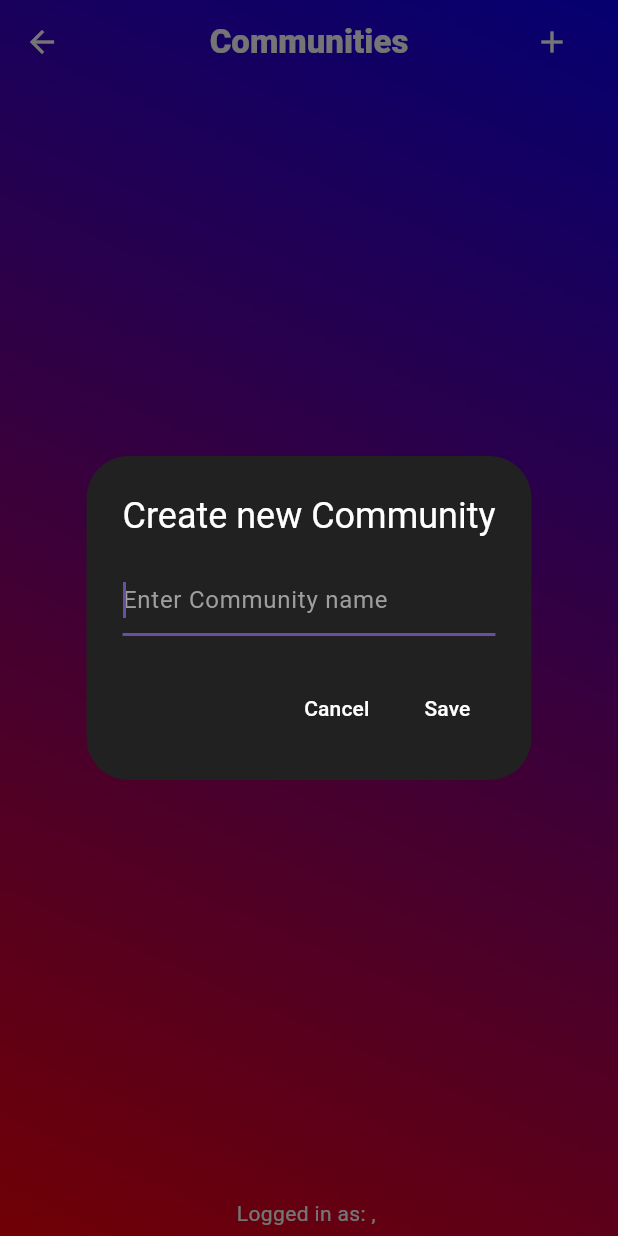
After one commit to Bonzzz3/darth_runner, a Flutter app: the CommunityHome screen opened directly, after a tap on the "add" icon, on a phone screen of 412 x 824 dp. The commit adds this screen. Run offline on Flutter 3.47's test engine with Material 3 defaults, Android fonts, the phone set to English and light mode, and no system bars; our stand-ins replace cloud_firestore, firebase_auth, firebase_core, flutter_phoenix, google_nav_bar, google_sign_in and 5 more; missing offline and left inert: flutter_3d_choice_chip, pretty_gauge; accounts and stored records are empty.

Commit message:
Created Community pages

```diff
--- /dev/null
+++ b/lib/social/community_home.dart
@@ -0,0 +1,161 @@
+import 'package:cloud_firestore/cloud_firestore.dart';
+import 'package:darth_runner/helper/helper_methods.dart';
+import 'package:darth_runner/widgets/community_card.dart';
+import 'package:firebase_auth/firebase_auth.dart';
+import 'package:flutter/material.dart';
+
+class CommunityHome extends StatefulWidget {
+  const CommunityHome({super.key});
+
+  @override
+  State<CommunityHome> createState() => _CommunityHomeState();
+}
+
+class _CommunityHomeState extends State<CommunityHome> {
+  final currentUser = FirebaseAuth.instance.currentUser!;
+  // final textController = TextEditingController();
+
+  Future<void> createNewCommunity() async {
+    // Future<void> editField(String field) async {
+    String newValue = "";
+    await showDialog(
+      context: context,
+      builder: (context) => AlertDialog(
+        backgroundColor: Colors.grey[900],
+        title: const Text(
+          "Create new Community",
+          style: TextStyle(color: Colors.white),
+        ),
+        content: TextField(
+          autofocus: true,
+          style: const TextStyle(color: Colors.white),
+          decoration: const InputDecoration(
+            hintText: "Enter Community name",
+            hintStyle: TextStyle(color: Colors.grey),
+          ),
+          onChanged: (value) {
+            newValue = value;
+          },
+        ),
+        actions: [
+          TextButton(
+            onPressed: () => Navigator.pop(context),
+            child: const Text(
+              "Cancel",
+              style: TextStyle(color: Colors.white),
+            ),
+          ),
+          TextButton(
+            onPressed: () => Navigator.of(context).pop(newValue),
+            child: const Text(
+              "Save",
+              style: TextStyle(color: Colors.white),
+            ),
+          ),
+        ],
+      ),
+    );
+
+    //update in Firestore
+    if (newValue.trim().isNotEmpty) {
+      FirebaseFirestore.instance.collection("Communities").doc(newValue).set({
+        'Title': newValue,
+        'Username': currentUser.displayName,
+        'UserEmail': currentUser.email,
+        'TimeStamp': Timestamp.now(),
+      });
+    }
+    //}
+    // if (textController.text.isNotEmpty) {
+    //   FirebaseFirestore.instance.collection("Communities").doc(textController.text).set({
+    //     'Title': textController.text,
+    //     'User': currentUser.displayName,
+    //     'TimeStamp': Timestamp.now(),
+    //   });
+    // }
+  }
+
+  @override
+  Widget build(BuildContext context) {
+    return Scaffold(
+      appBar: AppBar(
+        centerTitle: true,
+        title: const Text(
+          "Communities",
+          style: TextStyle(
+            color: Colors.white,
+            fontWeight: FontWeight.w800,
+            //fontSize: 28,
+          ),
+        ),
+        backgroundColor: Colors.transparent,
+        iconTheme: const IconThemeData(color: Colors.white),
+        actions: [
+          IconButton(
+              onPressed: createNewCommunity,
+              icon: const Icon(
+                Icons.add,
+                color: Colors.white,
+              )),
+          const SizedBox(
+            width: 20,
+          ),
+        ],
+      ),
+      extendBodyBehindAppBar: true,
+      body: Container(
+        width: double.infinity,
+        height: double.infinity,
+        decoration: const BoxDecoration(
+          image: DecorationImage(
+              image: AssetImage("assets/img/gradient.png"), fit: BoxFit.cover),
+        ),
+        child: SafeArea(
+          child: Column(
+            children: [
+              Expanded(
+                  child: StreamBuilder<QuerySnapshot>(
+                stream: FirebaseFirestore.instance
+                    .collection("Communities")
+                    .orderBy("TimeStamp", descending: false)
+                    .snapshots(),
+                builder: (context, snapshot) {
+                  if (snapshot.hasData) {
+                    return ListView.builder(
+                      itemCount: snapshot.data!.docs.length,
+                      itemBuilder: (context, index) {
+                        final post = snapshot.data!.docs[index];
+                        return CommunityCard(
+                          title: post['Title'],
+                          username: post['Username'],
+                          userEmail: post['UserEmail'],
+                          time: formatDate(post['TimeStamp']),
+                        );
+                      },
+                    );
+                  } else if (snapshot.hasError) {
+                    return Center(
+                      child: Text('Error: ${snapshot.error}'),
+                    );
+                  }
+                  return const Center(
+                    child: CircularProgressIndicator(),
+                  );
+                },
+              )),
+              //logged in as user
+              Text(
+                "Logged in as: ${currentUser.displayName}, ${currentUser.email!}",
+                style: const TextStyle(color: Colors.white),
+              ),
+
+              const SizedBox(
+                height: 5,
+              ),
+            ],
+          ),
+        ),
+      ),
+    );
+  }
+}
--- a/lib/social/home_social.dart
+++ b/lib/social/home_social.dart
@@ -14,7 +14,6 @@ class HomeSocial extends StatefulWidget {
 
 class _HomeSocialState extends State<HomeSocial> {
   final currentUser = FirebaseAuth.instance.currentUser!;
-
   final textController = TextEditingController();
 
   void postMessage() {
```
Also changed, not shown: lib/pages/home.dart (+11 -0 lines), lib/widgets/community_card.dart (added, +144 -0 lines).
